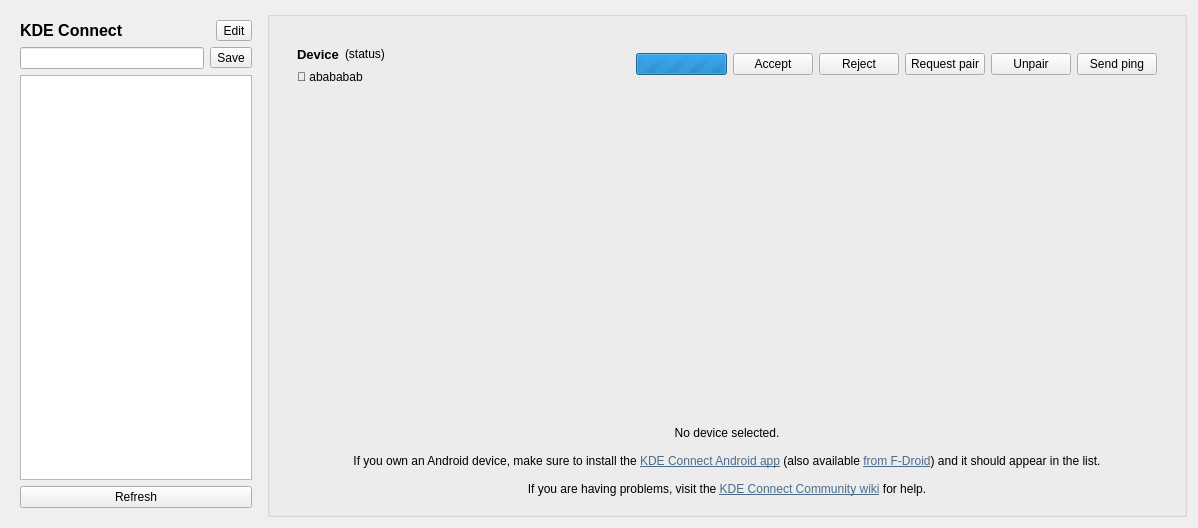
KDE/kdeconnect-kde, file kcm/kcm.ui: the form before one commit.
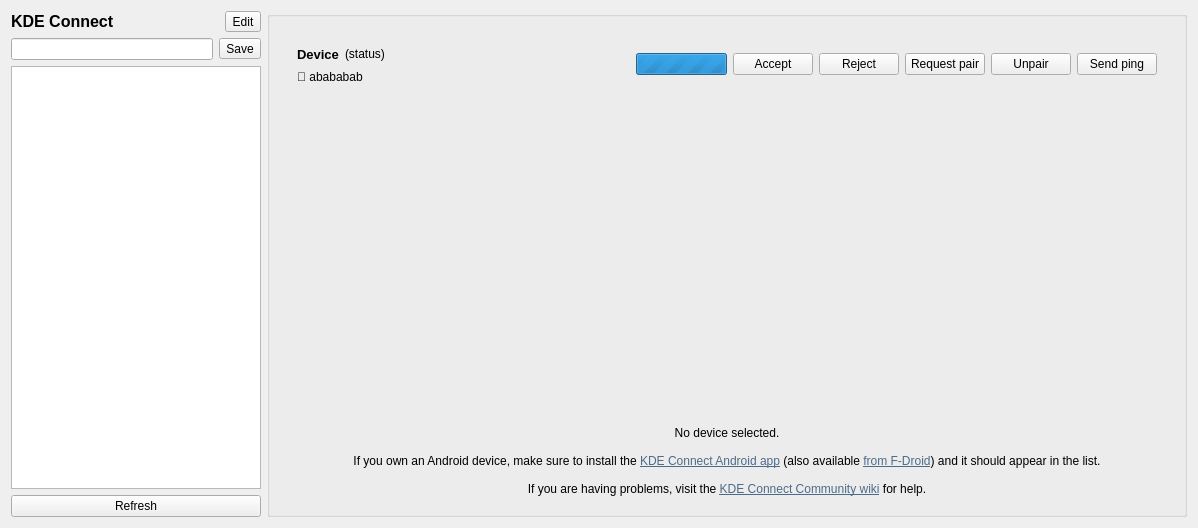
The form after the commit. Icons and pictures are not drawn. Custom widgets are drawn as their Qt base class.

Commit message:
[KCM] Fix layout: stretch left VBox without margins
Default margins are non-zero for widgets/layouts. Thus, nested widgets
are gonna shrink further and further inward for no good reason.

This patch makes left column of this KCM (the host name, devices list
view and a Refresh button) visually aligned with the QGroupBox on the
right.

Diff of the .ui file:
```diff
--- a/kcm/kcm.ui
+++ b/kcm/kcm.ui
@@ -32,6 +32,18 @@
       </size>
      </property>
      <layout class="QVBoxLayout" name="verticalLayout">
+      <property name="leftMargin">
+       <number>0</number>
+      </property>
+      <property name="topMargin">
+       <number>0</number>
+      </property>
+      <property name="rightMargin">
+       <number>0</number>
+      </property>
+      <property name="bottomMargin">
+       <number>0</number>
+      </property>
       <item>
        <layout class="QHBoxLayout" name="rename_group_2">
         <item>
```
